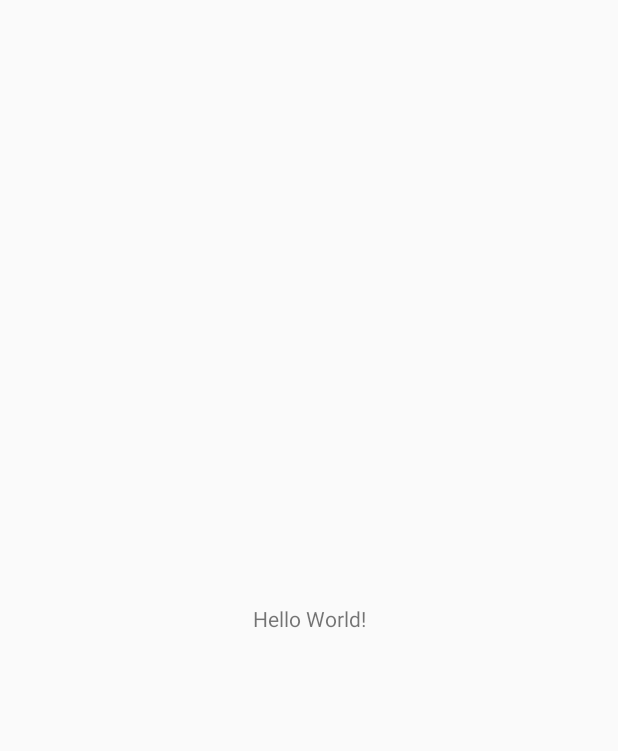
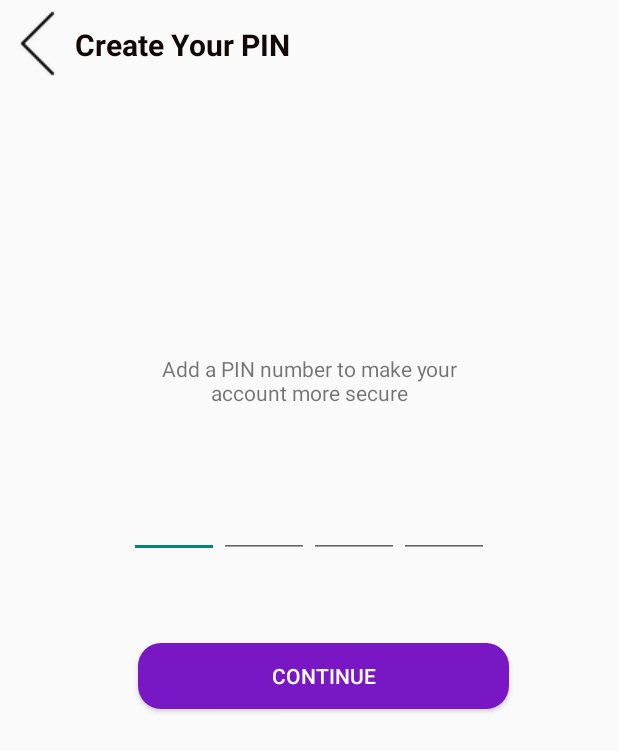
Before and after one commit to tpnhanhcmute/dattingapp, an Android app: the screen it shows after launch (MainActivity), on a phone screen of 412 x 824 dp. Before the commit the part shown is almost empty. Shown: the top 751 px of the screen. Run offline under Robolectric (Android 15) with nearby library versions, the light colour scheme and no system bars.

Commit message:
createPIN UI

```diff
--- a/app/src/main/java/com/example/dattingapp/MainActivity.java
+++ b/app/src/main/java/com/example/dattingapp/MainActivity.java
@@ -9,6 +9,6 @@ public class MainActivity extends AppCompatActivity {
     @Override
     protected void onCreate(Bundle savedInstanceState) {
         super.onCreate(savedInstanceState);
-        setContentView(R.layout.activity_main);
+        setContentView(R.layout.createpin);
     }
 }
--- /dev/null
+++ b/app/src/main/res/drawable/countinedbutton.xml
@@ -0,0 +1,7 @@
+<?xml version="1.0" encoding="utf-8"?>
+<shape
+    android:shape="rectangle"
+    xmlns:android="http://schemas.android.com/apk/res/android">
+    <solid android:color="@color/violet"></solid>
+    <corners android:radius="15dp"/>
+</shape>
--- /dev/null
+++ b/app/src/main/res/layout/createpin.xml
@@ -0,0 +1,114 @@
+<?xml version="1.0" encoding="utf-8"?>
+<androidx.constraintlayout.widget.ConstraintLayout xmlns:android="http://schemas.android.com/apk/res/android"
+    xmlns:app="http://schemas.android.com/apk/res-auto"
+    xmlns:tools="http://schemas.android.com/tools"
+    android:layout_width="match_parent"
+    android:layout_height="match_parent">
+
+    <Button
+        android:id="@+id/btnBack"
+        android:layout_width="50dp"
+        android:layout_height="50dp"
+        android:layout_marginTop="4dp"
+        android:background="@android:color/transparent"
+        android:drawableStart="@drawable/backbutton"
+        android:onClick="onBackPressed"
+
+        android:text="Back"
+        app:layout_constraintStart_toStartOf="parent"
+        app:layout_constraintTop_toTopOf="parent"
+        tools:ignore="MissingConstraints" />
+
+    <TextView
+        android:layout_width="wrap_content"
+        android:layout_height="wrap_content"
+        android:layout_marginTop="16dp"
+        android:text="Create Your PIN"
+        android:textColor="#120808"
+        android:textSize="20sp"
+        android:textStyle="bold"
+        app:layout_constraintEnd_toEndOf="parent"
+        app:layout_constraintHorizontal_bias="0.0"
+        app:layout_constraintStart_toEndOf="@+id/btnBack"
+        app:layout_constraintTop_toTopOf="parent" />
+
+    <LinearLayout
+        android:id="@+id/linearLayout"
+        android:layout_width="match_parent"
+        android:layout_height="wrap_content"
+        android:layout_marginTop="312dp"
+        android:gravity="center"
+        android:orientation="horizontal"
+        app:layout_constraintTop_toTopOf="parent"
+        tools:layout_editor_absoluteX="0dp">
+
+        <EditText
+            android:id="@+id/pin1"
+            android:layout_width="60dp"
+            android:layout_height="60dp"
+            android:inputType="number"
+            android:maxLength="1"
+            android:textAlignment="center"
+            android:textSize="30sp" />
+
+
+        <EditText
+            android:id="@+id/pin2"
+            android:layout_width="60dp"
+            android:layout_height="60dp"
+            android:inputType="number"
+            android:maxLength="1"
+            android:textAlignment="center"
+            android:textSize="30sp" />
+
+        <EditText
+            android:id="@+id/pin3"
+            android:layout_width="60dp"
+            android:layout_height="60dp"
+            android:inputType="number"
+            android:maxLength="1"
+            android:textAlignment="center"
+            android:textSize="30sp" />
+
+
+        <EditText
+            android:id="@+id/pin4"
+            android:layout_width="60dp"
+            android:layout_height="60dp"
+            android:inputType="number"
+            android:maxLength="1"
+            android:textAlignment="center"
+            android:textSize="30sp" />
+
+
+    </LinearLayout>
+
+    <TextView
+        android:id="@+id/textView2"
+        android:layout_width="228dp"
+        android:layout_height="48dp"
+        android:text="Add a PIN number to make your account more secure"
+        android:textAlignment="center"
+        app:layout_constraintBottom_toTopOf="@+id/linearLayout"
+        app:layout_constraintEnd_toEndOf="parent"
+        app:layout_constraintStart_toStartOf="parent"
+        app:layout_constraintTop_toTopOf="parent"
+        app:layout_constraintVertical_bias="0.893"
+        tools:ignore="MissingConstraints" />
+
+    <Button
+        android:id="@+id/roundedButton"
+        android:layout_width="247dp"
+        android:layout_height="44dp"
+        android:background="@drawable/countinedbutton"
+        android:text="Continue"
+        android:textAlignment="center"
+        android:textColor="@android:color/white"
+        app:layout_constraintBottom_toBottomOf="parent"
+        app:layout_constraintEnd_toEndOf="parent"
+        app:layout_constraintHorizontal_bias="0.56"
+        app:layout_constraintStart_toStartOf="parent"
+        app:layout_constraintTop_toBottomOf="@+id/linearLayout"
+        app:layout_constraintVertical_bias="0.139" />
+
+</androidx.constraintlayout.widget.ConstraintLayout>
```
Also changed, not shown: app/src/main/res/drawable/backbutton.png (added).
